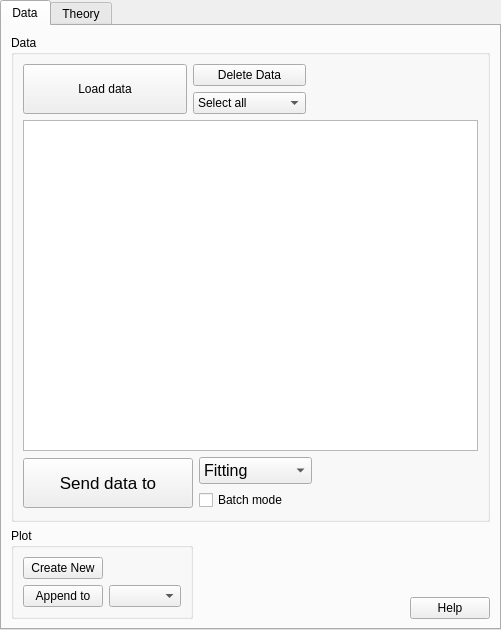
SasView/sasview, file src/sas/qtgui/MainWindow/UI/DataExplorerUI.ui: the form before one commit.
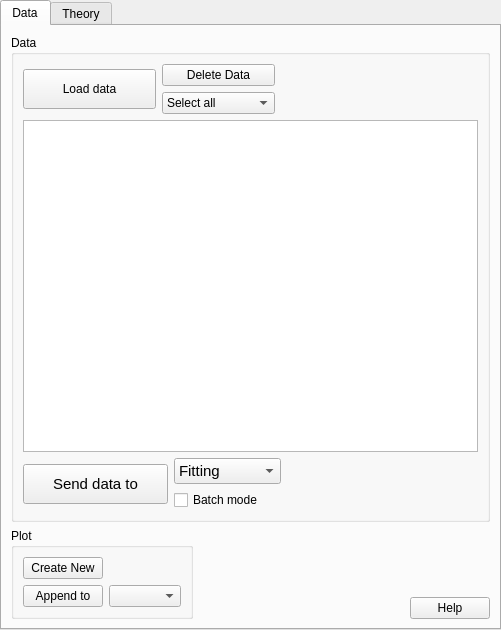
The form after the commit. Icons and pictures are not drawn.

Commit message: Made File Load and Send To buttons and font smaller. SASVIEW-998

Patch:
```diff
--- a/src/sas/qtgui/MainWindow/UI/DataExplorerUI.ui
+++ b/src/sas/qtgui/MainWindow/UI/DataExplorerUI.ui
@@ -43,14 +43,14 @@
           <widget class="QPushButton" name="cmdLoad">
            <property name="sizePolicy">
             <sizepolicy hsizetype="MinimumExpanding" vsizetype="Fixed">
-             <horstretch>5</horstretch>
+             <horstretch>0</horstretch>
              <verstretch>5</verstretch>
             </sizepolicy>
            </property>
            <property name="minimumSize">
             <size>
-             <width>154</width>
-             <height>50</height>
+             <width>120</width>
+             <height>40</height>
             </size>
            </property>
            <property name="baseSize">
@@ -74,8 +74,8 @@
            </property>
            <property name="iconSize">
             <size>
-             <width>48</width>
-             <height>48</height>
+             <width>32</width>
+             <height>32</height>
             </size>
            </property>
            <property name="shortcut">
@@ -182,14 +182,14 @@
           <widget class="QPushButton" name="cmdSendTo">
            <property name="sizePolicy">
             <sizepolicy hsizetype="MinimumExpanding" vsizetype="Fixed">
-             <horstretch>5</horstretch>
+             <horstretch>0</horstretch>
              <verstretch>5</verstretch>
             </sizepolicy>
            </property>
            <property name="minimumSize">
             <size>
-             <width>170</width>
-             <height>50</height>
+             <width>145</width>
+             <height>40</height>
             </size>
            </property>
            <property name="baseSize">
@@ -200,7 +200,11 @@
            </property>
            <property name="font">
             <font>
-             <pointsize>13</pointsize>
+             <family>MS Shell Dlg 2</family>
+             <pointsize>11</pointsize>
+             <weight>50</weight>
+             <italic>false</italic>
+             <bold>false</bold>
             </font>
            </property>
            <property name="toolTip">
@@ -218,8 +222,8 @@
            </property>
            <property name="iconSize">
             <size>
-             <width>48</width>
-             <height>48</height>
+             <width>32</width>
+             <height>32</height>
             </size>
            </property>
           </widget>
@@ -234,7 +238,7 @@
            </property>
            <property name="font">
             <font>
-             <pointsize>12</pointsize>
+             <pointsize>11</pointsize>
             </font>
            </property>
            <property name="sizeAdjustPolicy">
```
Left out of the diff: 4 changed lines with no effect on the pictures.
